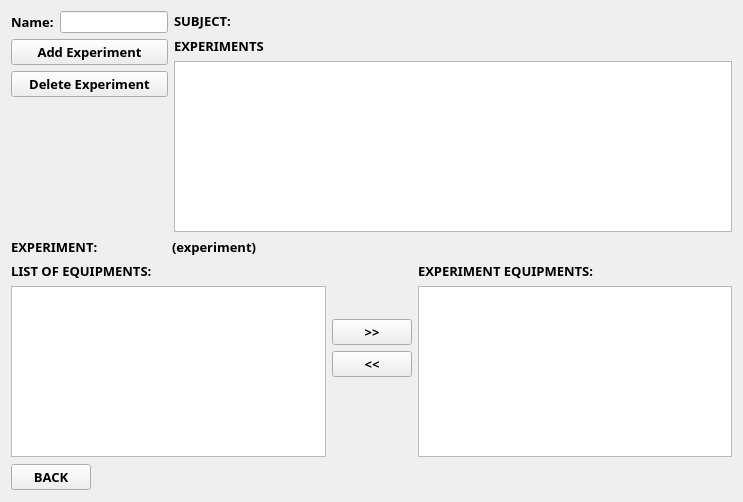
Old version of the form experiments.ui in the repository markytools/sume-borrower-app.
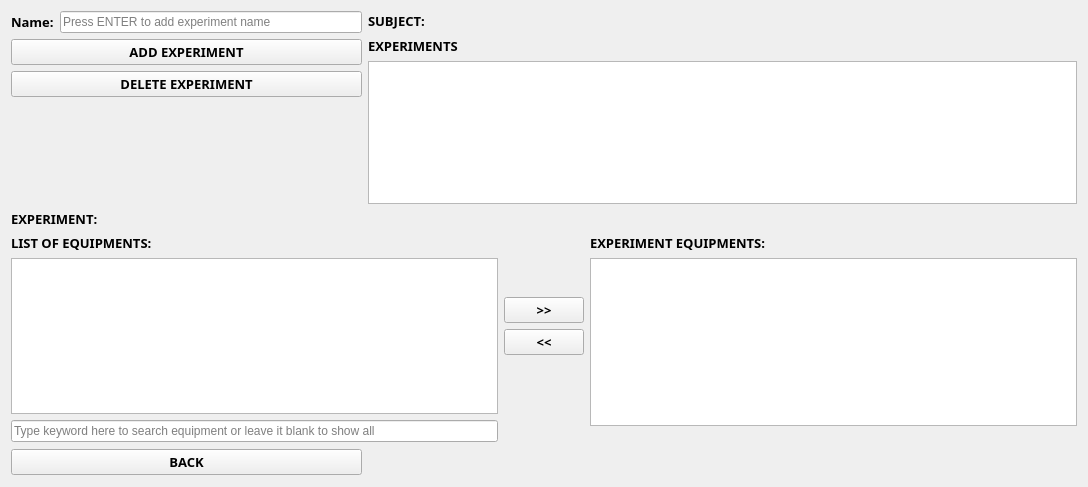
New version of the form.

Diff of the .ui file:
```diff
--- a/experiments.ui
+++ b/experiments.ui
@@ -6,17 +6,21 @@
    <rect>
     <x>0</x>
     <y>0</y>
-    <width>743</width>
-    <height>502</height>
+    <width>1088</width>
+    <height>487</height>
    </rect>
   </property>
+  <property name="minimumSize">
+   <size>
+    <width>1088</width>
+    <height>487</height>
+   </size>
+  </property>
   <property name="windowTitle">
    <string>Form</string>
   </property>
   <layout class="QGridLayout" name="gridLayout_2">
-   <item row="0" column="0" colspan="3">
-    <layout class="QGridLayout" name="gridLayout">
-     <item row="0" column="0" colspan="2">
+   <item row="0" column="0">
       <layout class="QVBoxLayout" name="verticalLayout">
        <item>
         <layout class="QHBoxLayout" name="horizontalLayout">
@@ -36,7 +40,11 @@
           </widget>
          </item>
          <item>
-          <widget class="QLineEdit" name="lineEdit"/>
+        <widget class="QLineEdit" name="lineEdit">
+         <property name="placeholderText">
+          <string>Press ENTER to add experiment name</string>
+         </property>
+        </widget>
          </item>
         </layout>
        </item>
@@ -51,7 +59,7 @@
           </font>
          </property>
          <property name="text">
-          <string>Add Experiment</string>
+        <string>ADD EXPERIMENT</string>
          </property>
         </widget>
        </item>
@@ -66,95 +74,11 @@
           </font>
          </property>
          <property name="text">
-          <string>Delete Experiment</string>
+        <string>DELETE EXPERIMENT</string>
          </property>
         </widget>
        </item>
-      </layout>
-     </item>
-     <item row="0" column="2" rowspan="2">
-      <layout class="QVBoxLayout" name="verticalLayout_2">
        <item>
-        <layout class="QHBoxLayout" name="horizontalLayout_3">
-         <item>
-          <widget class="QLabel" name="label_4">
-           <property name="font">
-            <font>
-             <family>Segoe UI Black</family>
-             <pointsize>10</pointsize>
-             <weight>75</weight>
-             <bold>true</bold>
-            </font>
-           </property>
-           <property name="text">
-            <string>SUBJECT:</string>
-           </property>
-          </widget>
-         </item>
-         <item>
-          <widget class="QLabel" name="subjectNameLabel">
-           <property name="font">
-            <font>
-             <family>Segoe UI Black</family>
-             <pointsize>10</pointsize>
-             <weight>75</weight>
-             <bold>true</bold>
-            </font>
-           </property>
-           <property name="text">
-            <string/>
-           </property>
-          </widget>
-         </item>
-         <item>
-          <spacer name="horizontalSpacer_3">
-           <property name="orientation">
-            <enum>Qt::Horizontal</enum>
-           </property>
-           <property name="sizeHint" stdset="0">
-            <size>
-             <width>40</width>
-             <height>20</height>
-            </size>
-           </property>
-          </spacer>
-         </item>
-        </layout>
-       </item>
-       <item>
-        <widget class="QLabel" name="label_10">
-         <property name="font">
-          <font>
-           <family>Segoe UI Black</family>
-           <pointsize>10</pointsize>
-           <weight>75</weight>
-           <bold>true</bold>
-          </font>
-         </property>
-         <property name="text">
-          <string>EXPERIMENTS</string>
-         </property>
-        </widget>
-       </item>
-       <item>
-        <widget class="QTableWidget" name="experimentsTable"/>
-       </item>
-      </layout>
-     </item>
-     <item row="1" column="0">
-      <spacer name="verticalSpacer_2">
-       <property name="orientation">
-        <enum>Qt::Vertical</enum>
-       </property>
-       <property name="sizeHint" stdset="0">
-        <size>
-         <width>20</width>
-         <height>40</height>
-        </size>
-       </property>
-      </spacer>
-     </item>
-     <item row="1" column="1">
       <spacer name="verticalSpacer">
        <property name="orientation">
         <enum>Qt::Vertical</enum>
@@ -167,6 +91,19 @@
        </property>
       </spacer>
      </item>
+     <item>
+      <spacer name="verticalSpacer_2">
+       <property name="orientation">
+        <enum>Qt::Vertical</enum>
+       </property>
+       <property name="sizeHint" stdset="0">
+        <size>
+         <width>20</width>
+         <height>40</height>
+        </size>
+       </property>
+      </spacer>
+     </item>
     </layout>
    </item>
    <item row="1" column="0" colspan="3">
@@ -177,6 +114,12 @@
         <layout class="QHBoxLayout" name="horizontalLayout_2">
          <item>
           <widget class="QLabel" name="label_7">
+           <property name="sizePolicy">
+            <sizepolicy hsizetype="Fixed" vsizetype="Preferred">
+             <horstretch>0</horstretch>
+             <verstretch>0</verstretch>
+            </sizepolicy>
+           </property>
            <property name="font">
             <font>
              <family>Segoe UI Black</family>
@@ -201,7 +144,7 @@
             </font>
            </property>
            <property name="text">
-            <string>(experiment)</string>
+            <string/>
            </property>
           </widget>
          </item>
@@ -225,6 +168,13 @@
        <item>
         <widget class="QTableWidget" name="listEquipments"/>
        </item>
+       <item>
+        <widget class="QLineEdit" name="searchEdit">
+         <property name="placeholderText">
+          <string>Type keyword here to search equipment or leave it blank to show all</string>
+         </property>
+        </widget>
+       </item>
       </layout>
      </item>
      <item>
@@ -326,24 +276,35 @@
        <item>
         <widget class="QTableWidget" name="experimentEquipments"/>
        </item>
+       <item>
+        <spacer name="verticalSpacer_5">
+         <property name="orientation">
+          <enum>Qt::Vertical</enum>
+         </property>
+         <property name="sizeHint" stdset="0">
+          <size>
+           <width>20</width>
+           <height>40</height>
+          </size>
+         </property>
+        </spacer>
+       </item>
       </layout>
      </item>
     </layout>
    </item>
-   <item row="2" column="0" rowspan="3">
-    <widget class="QPushButton" name="Back">
-     <property name="font">
-      <font>
-       <family>Segoe UI Black</family>
-       <pointsize>10</pointsize>
-       <weight>75</weight>
-       <bold>true</bold>
-      </font>
+   <item row="4" column="2">
+    <spacer name="horizontalSpacer_2">
+     <property name="orientation">
+      <enum>Qt::Horizontal</enum>
      </property>
-     <property name="text">
-      <string>BACK</string>
+     <property name="sizeHint" stdset="0">
+      <size>
+       <width>110</width>
+       <height>20</height>
+      </size>
      </property>
-    </widget>
+    </spacer>
    </item>
    <item row="3" column="1" rowspan="2">
     <spacer name="horizontalSpacer">
@@ -358,18 +319,93 @@
      </property>
     </spacer>
    </item>
-   <item row="4" column="2">
-    <spacer name="horizontalSpacer_2">
+   <item row="2" column="0" rowspan="3">
+    <widget class="QPushButton" name="Back">
+     <property name="font">
+      <font>
+       <family>Segoe UI Black</family>
+       <pointsize>10</pointsize>
+       <weight>75</weight>
+       <bold>true</bold>
+      </font>
+     </property>
+     <property name="text">
+      <string>BACK</string>
+     </property>
+    </widget>
+   </item>
+   <item row="0" column="1" colspan="2">
+    <layout class="QGridLayout" name="gridLayout">
+     <item row="0" column="2" rowspan="2">
+      <layout class="QVBoxLayout" name="verticalLayout_2">
+       <item>
+        <layout class="QHBoxLayout" name="horizontalLayout_3">
+         <item>
+          <widget class="QLabel" name="label_4">
+           <property name="font">
+            <font>
+             <family>Segoe UI Black</family>
+             <pointsize>10</pointsize>
+             <weight>75</weight>
+             <bold>true</bold>
+            </font>
+           </property>
+           <property name="text">
+            <string>SUBJECT:</string>
+           </property>
+          </widget>
+         </item>
+         <item>
+          <widget class="QLabel" name="subjectNameLabel">
+           <property name="font">
+            <font>
+             <family>Segoe UI Black</family>
+             <pointsize>10</pointsize>
+             <weight>75</weight>
+             <bold>true</bold>
+            </font>
+           </property>
+           <property name="text">
+            <string/>
+           </property>
+          </widget>
+         </item>
+         <item>
+          <spacer name="horizontalSpacer_3">
      <property name="orientation">
       <enum>Qt::Horizontal</enum>
      </property>
      <property name="sizeHint" stdset="0">
       <size>
-       <width>110</width>
+             <width>40</width>
        <height>20</height>
       </size>
      </property>
     </spacer>
+         </item>
+        </layout>
+       </item>
+       <item>
+        <widget class="QLabel" name="label_10">
+         <property name="font">
+          <font>
+           <family>Segoe UI Black</family>
+           <pointsize>10</pointsize>
+           <weight>75</weight>
+           <bold>true</bold>
+          </font>
+         </property>
+         <property name="text">
+          <string>EXPERIMENTS</string>
+         </property>
+        </widget>
+       </item>
+       <item>
+        <widget class="QTableWidget" name="experimentsTable"/>
+       </item>
+      </layout>
+     </item>
+    </layout>
    </item>
   </layout>
  </widget>
```
Lines whose indentation alone changed are shown as unchanged.
